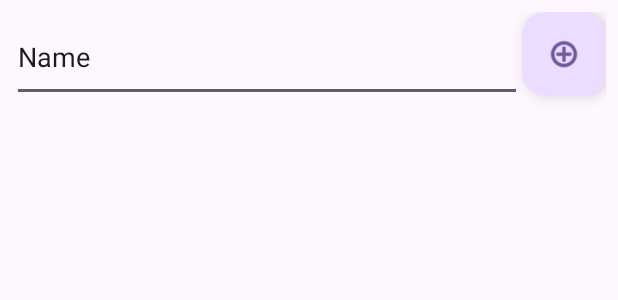
After one commit to taradenaud/GoodCycle, an Android app: the layout activity_admin_events.xml on its own in the app's theme, with its tools: preview values and no code run, on a phone screen of 412 x 824 dp. The commit adds this screen. Shown: the top 300 px of the screen. Run offline under Robolectric (Android 15) with nearby library versions, the phone set to English and light mode, and no system bars.

Commit message:
Fixed bug on sign up page, added page for event types, functionality coming soon

```diff
--- a/app/src/main/AndroidManifest.xml
+++ b/app/src/main/AndroidManifest.xml
@@ -15,6 +15,9 @@
         android:supportsRtl="true"
         android:theme="@style/Theme.SEG2105"
         tools:targetApi="31">
+        <activity
+            android:name=".AdminEvents"
+            android:exported="false" />
         <activity
             android:name=".AdminManageUsers"
             android:exported="false" />
--- a/app/src/main/java/com/example/seg2105/SignUp.java
+++ b/app/src/main/java/com/example/seg2105/SignUp.java
@@ -38,12 +38,12 @@ public class SignUp extends AppCompatActivity {
         EditText UserName = findViewById(R.id.username);
         EditText pwdText = findViewById(R.id.LoginPassword);
 
-        String role;
         Spinner userRoleSelect = (Spinner) findViewById(R.id.user_selection_spinner);
-        role = userRoleSelect.getSelectedItem().toString();
+
         reg.setOnClickListener(new View.OnClickListener() {
             @Override
             public void onClick(View v) {
+                String role = userRoleSelect.getSelectedItem().toString();
                 String username = String.valueOf(UserName.getText());
                 FirebaseDatabase database = FirebaseDatabase.getInstance();
                 DatabaseReference newUserNameRef = database.getReference("users/"+username+"/username");
@@ -52,6 +52,7 @@ public class SignUp extends AppCompatActivity {
                 DatabaseReference newUserPasswordRef = database.getReference("users/"+username+"/password");
 
                 newUserEmailRef.setValue(username);
+                newUserNameRef.setValue(username);
                 newUserEmailRef.setValue(String.valueOf(emailText.getText()));
                 newUserPasswordRef.setValue(String.valueOf(pwdText.getText()));
                 newUserRoleRef.setValue(role);
--- /dev/null
+++ b/app/src/main/res/layout/activity_admin_events.xml
@@ -0,0 +1,54 @@
+<?xml version="1.0" encoding="utf-8"?>
+<androidx.constraintlayout.widget.ConstraintLayout xmlns:android="http://schemas.android.com/apk/res/android"
+    xmlns:app="http://schemas.android.com/apk/res-auto"
+    xmlns:tools="http://schemas.android.com/tools"
+    android:layout_width="match_parent"
+    android:layout_height="match_parent"
+    tools:context=".AdminEvents">
+
+    <LinearLayout
+        android:layout_width="match_parent"
+        android:layout_height="match_parent"
+        android:layout_marginStart="8dp"
+        android:layout_marginTop="8dp"
+        android:layout_marginEnd="8dp"
+        android:layout_marginBottom="8dp"
+        android:orientation="vertical"
+        app:layout_constraintBottom_toBottomOf="parent"
+        app:layout_constraintEnd_toEndOf="parent"
+        app:layout_constraintStart_toStartOf="parent"
+        app:layout_constraintTop_toTopOf="parent">
+
+        <LinearLayout
+            android:layout_width="match_parent"
+            android:layout_height="match_parent"
+            android:orientation="horizontal">
+
+            <EditText
+                android:id="@+id/editTextText"
+                android:layout_width="wrap_content"
+                android:layout_height="60dp"
+                android:layout_weight="1"
+                android:ems="10"
+                android:inputType="text"
+                android:text="Name" />
+
+            <com.google.android.material.floatingactionbutton.FloatingActionButton
+                android:id="@+id/floatingActionButton"
+                android:layout_width="wrap_content"
+                android:layout_height="wrap_content"
+                android:clickable="true"
+                android:contentDescription="Add Event Type"
+                app:srcCompat="@android:drawable/ic_menu_add" />
+
+        </LinearLayout>
+
+        <ListView
+            android:id="@+id/EventList"
+            android:layout_width="match_parent"
+            android:layout_height="match_parent"
+            android:layout_weight="1"
+            android:contentDescription="Add Event Type" />
+
+    </LinearLayout>
+</androidx.constraintlayout.widget.ConstraintLayout>
--- a/app/src/main/res/layout/admin_dashboard.xml
+++ b/app/src/main/res/layout/admin_dashboard.xml
@@ -27,12 +27,6 @@
             android:text="Manage Users" />
 
         <Button
-            android:id="@+id/EventTypes"
-            android:layout_width="match_parent"
-            android:layout_height="wrap_content"
-            android:text="Event Types" />
-
-        <Button
             android:id="@+id/Events"
             android:layout_width="match_parent"
             android:layout_height="wrap_content"
--- a/app/src/main/res/layout/sign_up.xml
+++ b/app/src/main/res/layout/sign_up.xml
@@ -68,8 +68,10 @@
             android:layout_width="match_parent"
             android:layout_height="60dp"
             android:background="@drawable/text_border_1"
+            android:entries="@array/User_selection"
             android:hint="@string/UserTypeSpin"
-            android:padding="10dp" />
+            android:padding="10dp"
+            android:spinnerMode="dropdown" />
 
         <Space
             android:layout_width="match_parent"
--- a/app/src/main/res/values/strings.xml
+++ b/app/src/main/res/values/strings.xml
@@ -60,7 +60,6 @@
 
 
     <string-array name="User_selection">
-        <item>Admin</item>
         <item>Club Owner</item>
         <item>Participant</item>
     </string-array>
```
Also changed, not shown: app/src/main/java/com/example/seg2105/AdminEvents.java (added, +14 -0 lines), app/src/main/java/com/example/seg2105/admin_dashboard.java (+9 -0 lines).
